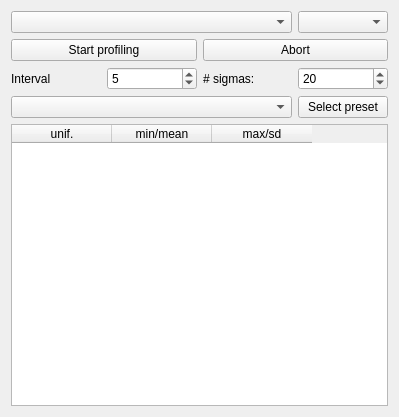
The window that src/gui/samplingprofiledialog.ui (CompEphys-team/rtdo) describes before a commit, drawn with Qt 5.
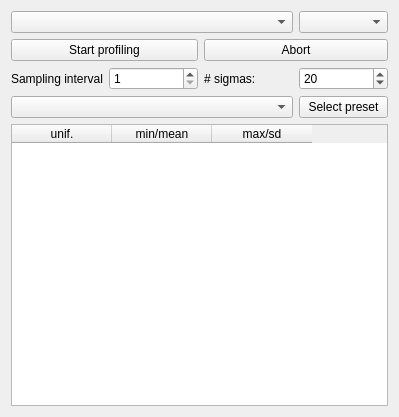
The same window after the commit.

Commit message: Fix up SamplingProfiler targeting

The edit to the form file:
```diff
--- a/src/gui/samplingprofiledialog.ui
+++ b/src/gui/samplingprofiledialog.ui
@@ -16,15 +16,15 @@
   <layout class="QGridLayout" name="gridLayout">
    <item row="2" column="1">
     <widget class="QSpinBox" name="interval">
+     <property name="minimum">
+      <number>1</number>
+     </property>
      <property name="maximum">
       <number>99999999</number>
      </property>
      <property name="singleStep">
       <number>1</number>
      </property>
-     <property name="value">
-      <number>5</number>
-     </property>
     </widget>
    </item>
    <item row="2" column="2">
@@ -109,7 +109,7 @@
    <item row="2" column="0">
     <widget class="QLabel" name="label">
      <property name="text">
-      <string>Interval</string>
+      <string>Sampling interval</string>
      </property>
     </widget>
    </item>
```
The commit also changes 3 other files.
